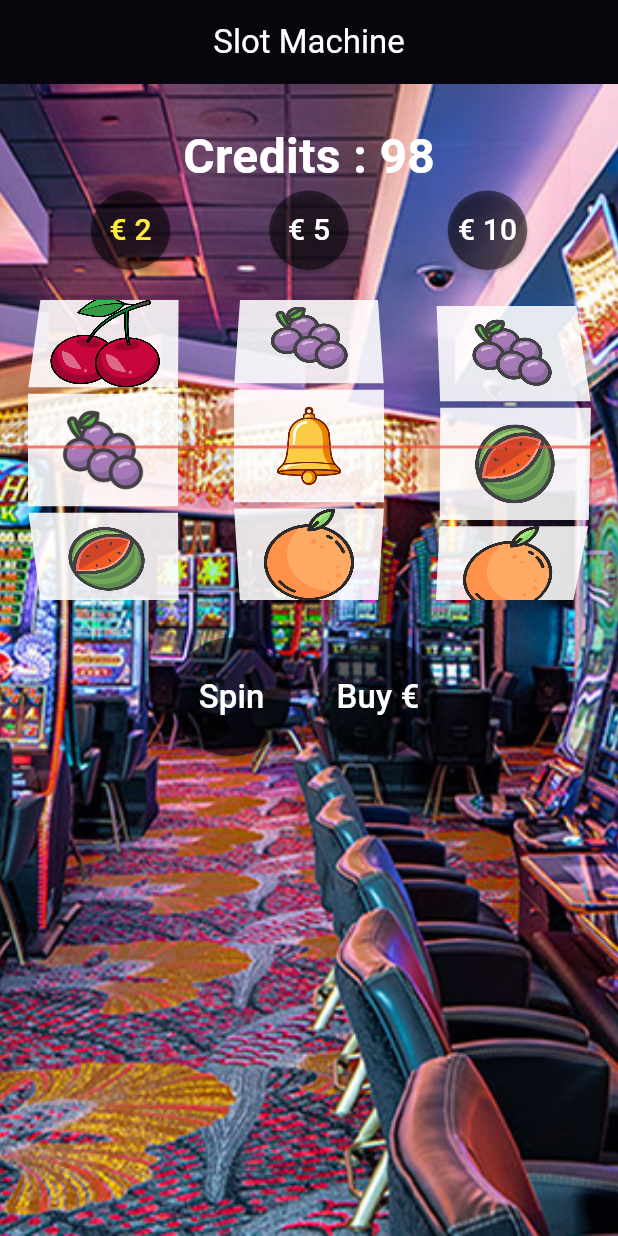
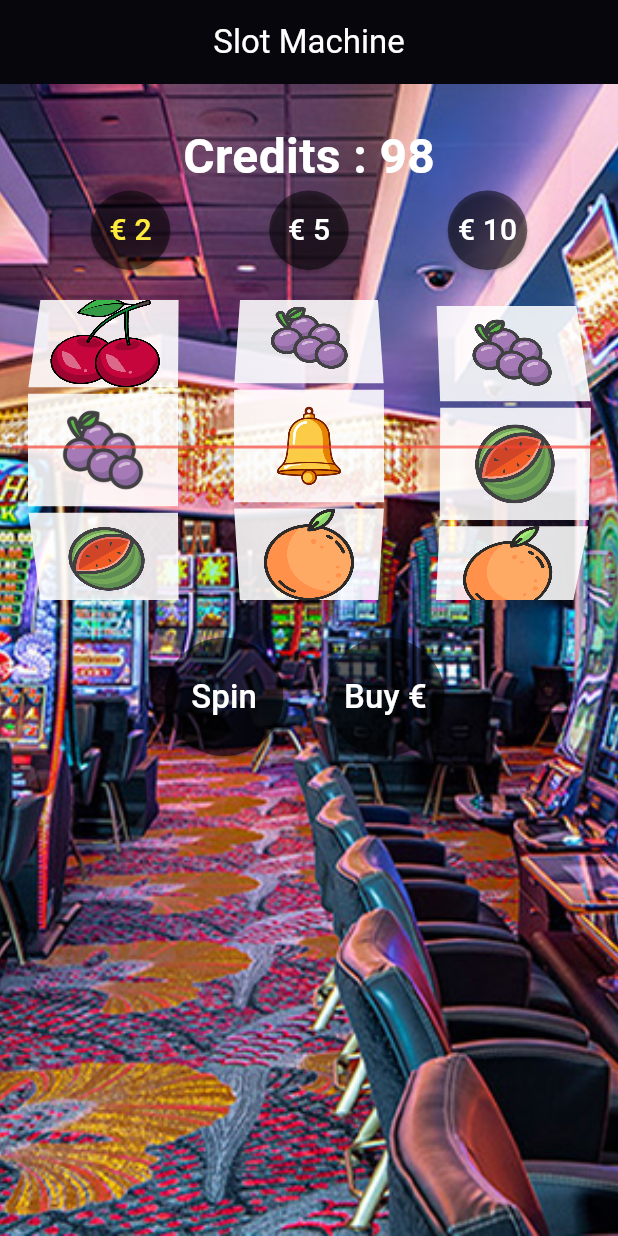
Before and after one commit to johandb/flutter_slotmachine, a Flutter app: the screen it shows after launch, scrolled down 576 dp, after a tap on "Spin", after a tap on "Buy €", on a phone screen of 412 x 824 dp. Run offline on Flutter 3.47's test engine with Material 3 defaults, Android fonts, the phone set to English and light mode, and no system bars; our stand-ins replace audioplayers.

Commit message:
- RSome updates

```diff
--- a/lib/main.dart
+++ b/lib/main.dart
@@ -234,27 +234,18 @@ class _SlotMachinePageState extends State<SlotMachinePage> {
               Row(
                 mainAxisAlignment: .center,
                 children: [
-                  ElevatedButton(
+                  RoundedButton(
                     onPressed: () => (_score - _win) < 0 ? {} : onStart(),
-                    style: ElevatedButton.styleFrom(
-                      shape: CircleBorder(),
-                      padding: EdgeInsets.all(24),
-                      backgroundColor: Color(0x80000000),
-                    ),
-                    child: Text('Spin', style: TextStyle(fontSize: 22, color: Colors.white)),
+                    title: 'Spin',
                   ),
-                  ElevatedButton(
+                  SizedBox(width: 10),
+                  RoundedButton(
                     onPressed: () {
                       setState(() {
                         _score += 50;
                       });
                     },
-                    style: ElevatedButton.styleFrom(
-                      shape: CircleBorder(),
-                      padding: EdgeInsets.all(24),
-                      backgroundColor: Color(0x80000000),
-                    ),
-                    child: Text('Buy €', style: TextStyle(fontSize: 22, color: Colors.white)),
+                    title: 'Buy €',
                   ),
                 ],
               ),
@@ -265,3 +256,23 @@ class _SlotMachinePageState extends State<SlotMachinePage> {
     );
   }
 }
+
+class RoundedButton extends StatelessWidget {
+  final VoidCallback onPressed;
+  final String title;
+
+  const RoundedButton({super.key, required this.onPressed, required this.title});
+
+  @override
+  Widget build(BuildContext context) {
+    return ElevatedButton(
+      onPressed: onPressed,
+      style: ElevatedButton.styleFrom(
+        shape: CircleBorder(),
+        padding: EdgeInsets.all(24),
+        backgroundColor: Color(0x80000000),
+      ),
+      child: Text(title, style: TextStyle(fontSize: 22, color: Colors.white)),
+    );
+  }
+}
```
